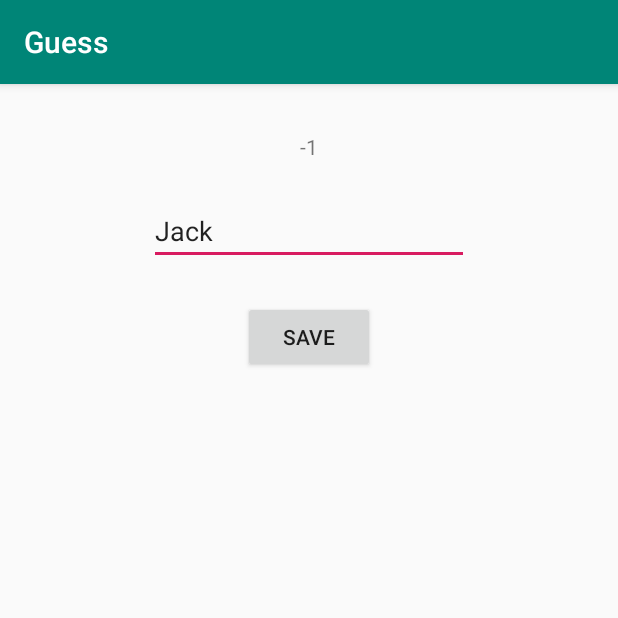
After one commit to lwkung/Guess, an Android app: the RecordActivity screen opened directly, with no data from a screen before it, on a phone screen of 412 x 824 dp, the top half of it. The commit adds this screen. Run offline under Robolectric (Android 15) with nearby library versions, the phone set to English and light mode, and no system bars.

```diff
--- a/app/build.gradle
+++ b/app/build.gradle
@@ -30,6 +30,7 @@ dependencies {
     implementation 'androidx.constraintlayout:constraintlayout:1.1.3'
     implementation 'com.google.android.material:material:1.0.0'
     testImplementation 'junit:junit:4.12'
-    androidTestImplementation 'androidx.test:runner:1.1.1'
-    androidTestImplementation 'androidx.test.espresso:espresso-core:3.1.1'
+    androidTestImplementation 'androidx.test:runner:1.2.0'
+    androidTestImplementation 'androidx.test:rules:1.2.0'
+    androidTestImplementation 'androidx.test.espresso:espresso-core:3.2.0'
 }
--- a/app/src/main/AndroidManifest.xml
+++ b/app/src/main/AndroidManifest.xml
@@ -9,6 +9,7 @@
         android:roundIcon="@mipmap/ic_launcher_round"
         android:supportsRtl="true"
         android:theme="@style/AppTheme">
+        <activity android:name=".RecordActivity"></activity>
         <activity
             android:name=".MaterialActivity"
             android:label="@string/title_activity_material"
@@ -19,9 +20,7 @@
                 <category android:name="android.intent.category.LAUNCHER" />
             </intent-filter>
         </activity>
-        <activity android:name=".MainActivity">
-
-        </activity>
+        <activity android:name=".MainActivity"></activity>
     </application>
 
 </manifest>
--- /dev/null
+++ b/app/src/main/java/com/test/guess/RecordActivity.kt
@@ -0,0 +1,31 @@
+package com.test.guess
+
+import android.app.Activity
+import android.content.Context
+import android.content.Intent
+import androidx.appcompat.app.AppCompatActivity
+import android.os.Bundle
+import kotlinx.android.synthetic.main.activity_record.*
+
+class RecordActivity : AppCompatActivity() {
+
+    override fun onCreate(savedInstanceState: Bundle?) {
+        super.onCreate(savedInstanceState)
+        setContentView(R.layout.activity_record)
+        val count = intent.getIntExtra("COUNTER", -1)
+        counter.setText(count.toString())
+        // OnClickListener
+        save.setOnClickListener { view ->
+            val nick = nickname.text.toString()
+            getSharedPreferences("guess", Context.MODE_PRIVATE)
+                .edit()
+                .putInt("REC_COUNTER", count)
+                .putString("REC_NICKNAME", nick)
+                .apply()
+            val intent = Intent()
+            intent.putExtra("NICK", nick)
+            setResult(Activity.RESULT_OK, intent)
+            finish()
+        }
+    }
+}
--- /dev/null
+++ b/app/src/main/res/layout/activity_record.xml
@@ -0,0 +1,42 @@
+<?xml version="1.0" encoding="utf-8"?>
+<androidx.constraintlayout.widget.ConstraintLayout xmlns:android="http://schemas.android.com/apk/res/android"
+    xmlns:app="http://schemas.android.com/apk/res-auto"
+    xmlns:tools="http://schemas.android.com/tools"
+    android:layout_width="match_parent"
+    android:layout_height="match_parent"
+    tools:context=".RecordActivity">
+
+    <TextView
+        android:id="@+id/counter"
+        android:layout_width="wrap_content"
+        android:layout_height="wrap_content"
+        android:layout_marginTop="32dp"
+        android:text="0"
+        app:layout_constraintEnd_toEndOf="parent"
+        app:layout_constraintStart_toStartOf="parent"
+        app:layout_constraintTop_toTopOf="parent" />
+
+    <EditText
+        android:id="@+id/nickname"
+        android:layout_width="wrap_content"
+        android:layout_height="wrap_content"
+        android:layout_marginTop="24dp"
+        android:ems="10"
+        android:inputType="textPersonName"
+        android:text="Jack"
+        app:layout_constraintEnd_toEndOf="parent"
+        app:layout_constraintStart_toStartOf="parent"
+        app:layout_constraintTop_toBottomOf="@+id/counter" />
+
+    <Button
+        android:id="@+id/save"
+        android:layout_width="wrap_content"
+        android:layout_height="wrap_content"
+        android:layout_marginStart="8dp"
+        android:layout_marginTop="24dp"
+        android:layout_marginEnd="8dp"
+        android:text="SAVE"
+        app:layout_constraintEnd_toEndOf="parent"
+        app:layout_constraintStart_toStartOf="parent"
+        app:layout_constraintTop_toBottomOf="@+id/nickname" />
+</androidx.constraintlayout.widget.ConstraintLayout>
```
Also changed, not shown: app/src/main/java/com/test/guess/MaterialActivity.kt (+67 -4 lines), 2 other files.
